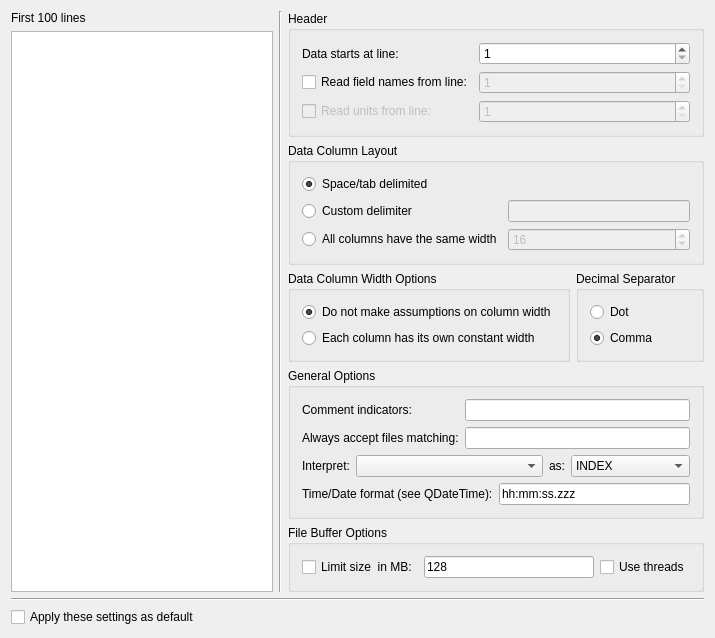
Old version of the form src/datasources/ascii/asciiconfig.ui in the repository Kst-plot/kst.
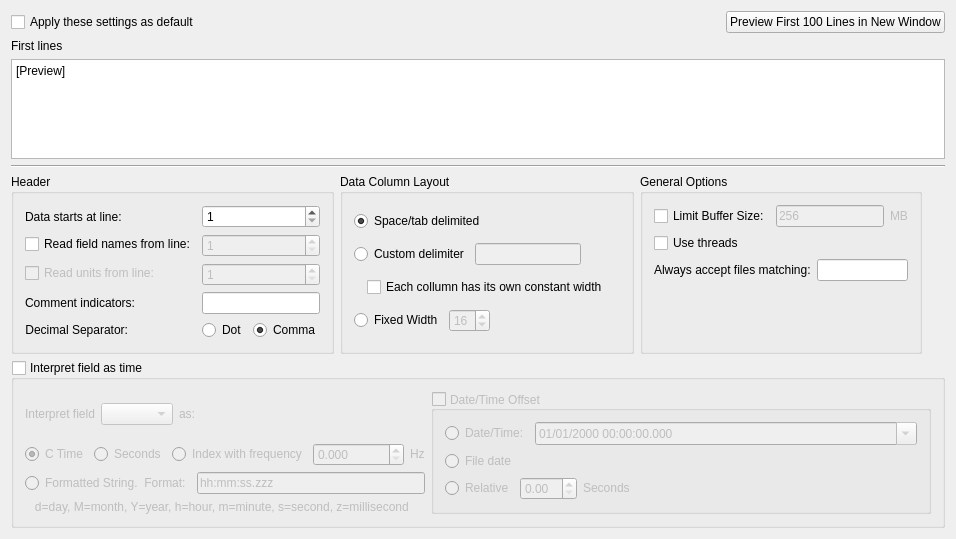
New version of the form.

What changed in the file:
```diff
--- a/src/datasources/ascii/asciiconfig.ui
+++ b/src/datasources/ascii/asciiconfig.ui
@@ -6,35 +6,85 @@
    <rect>
     <x>0</x>
     <y>0</y>
-    <width>715</width>
-    <height>573</height>
+    <width>956</width>
+    <height>533</height>
    </rect>
   </property>
-  <layout class="QGridLayout" name="gridLayout_6">
+  <layout class="QGridLayout" name="gridLayout_4">
    <item row="0" column="0">
+    <layout class="QHBoxLayout" name="horizontalLayout_11">
+     <item>
+      <widget class="QCheckBox" name="_applyDefault">
+       <property name="text">
+        <string>Apply these settings as default</string>
+       </property>
+      </widget>
+     </item>
+     <item>
+      <spacer name="horizontalSpacer_5">
+       <property name="orientation">
+        <enum>Qt::Horizontal</enum>
+       </property>
+       <property name="sizeHint" stdset="0">
+        <size>
+         <width>40</width>
+         <height>20</height>
+        </size>
+       </property>
+      </spacer>
+     </item>
+     <item>
+      <widget class="QPushButton" name="pushButton">
+       <property name="text">
+        <string>Preview First 100 Lines in New Window</string>
+       </property>
+      </widget>
+     </item>
+    </layout>
+   </item>
+   <item row="1" column="0">
     <widget class="QLabel" name="_labelBeginning">
      <property name="text">
-      <string>First 100 lines </string>
+      <string>First lines </string>
      </property>
     </widget>
    </item>
-   <item row="0" column="1" rowspan="2">
-    <widget class="Line" name="verticalLine">
+   <item row="2" column="0">
+    <widget class="QPlainTextEdit" name="_showBeginning">
+     <property name="sizePolicy">
+      <sizepolicy hsizetype="MinimumExpanding" vsizetype="MinimumExpanding">
+       <horstretch>0</horstretch>
+       <verstretch>0</verstretch>
+      </sizepolicy>
+     </property>
+     <property name="minimumSize">
+      <size>
+       <width>640</width>
+       <height>100</height>
+      </size>
+     </property>
+     <property name="plainText">
+      <string>[Preview]</string>
+     </property>
+    </widget>
+   </item>
+   <item row="3" column="0">
+    <widget class="Line" name="line">
      <property name="orientation">
-      <enum>Qt::Vertical</enum>
+      <enum>Qt::Horizontal</enum>
      </property>
     </widget>
    </item>
-   <item row="0" column="2" rowspan="2">
-    <layout class="QVBoxLayout" name="verticalLayout">
+   <item row="4" column="0">
+    <layout class="QHBoxLayout" name="horizontalLayout_6">
      <item>
       <widget class="QGroupBox" name="headerButtonGroup">
        <property name="title">
         <string>Header</string>
        </property>
-       <layout class="QGridLayout" name="gridLayout" columnstretch="1,0" columnminimumwidth="0,0">
-        <property name="sizeConstraint">
-         <enum>QLayout::SetDefaultConstraint</enum>
+       <layout class="QFormLayout" name="formLayout_2">
+        <property name="fieldGrowthPolicy">
+         <enum>QFormLayout::AllNonFixedFieldsGrow</enum>
         </property>
         <item row="0" column="0">
          <widget class="QLabel" name="textLabel1_3">
@@ -135,6 +185,63 @@
           </property>
          </widget>
         </item>
+        <item row="3" column="0">
+         <widget class="QLabel" name="textLabel1">
+          <property name="text">
+           <string>Comment indicators:</string>
+          </property>
+          <property name="alignment">
+           <set>Qt::AlignRight|Qt::AlignTrailing|Qt::AlignVCenter</set>
+          </property>
+          <property name="wordWrap">
+           <bool>false</bool>
+          </property>
+          <property name="buddy">
+           <cstring>_delimiters</cstring>
+          </property>
+         </widget>
+        </item>
+        <item row="3" column="1">
+         <widget class="QLineEdit" name="_delimiters">
+          <property name="toolTip">
+           <string>You can use more than one symbol here, like &quot;#!C&quot; for instance, but it will slow down reading ASCII files</string>
+          </property>
+         </widget>
+        </item>
+        <item row="4" column="0">
+         <widget class="QLabel" name="label">
+          <property name="text">
+           <string>Decimal Separator:</string>
+          </property>
+          <property name="alignment">
+           <set>Qt::AlignRight|Qt::AlignTrailing|Qt::AlignVCenter</set>
+          </property>
+         </widget>
+        </item>
+        <item row="4" column="1">
+         <layout class="QHBoxLayout" name="horizontalLayout_15">
+          <item>
+           <widget class="QRadioButton" name="_useDot">
+            <property name="text">
+             <string>Dot</string>
+            </property>
+            <property name="checked">
+             <bool>false</bool>
+            </property>
+           </widget>
+          </item>
+          <item>
+           <widget class="QRadioButton" name="_useComma">
+            <property name="text">
+             <string>Comma</string>
+            </property>
+            <property name="checked">
+             <bool>true</bool>
+            </property>
+           </widget>
+          </item>
+         </layout>
+        </item>
        </layout>
       </widget>
      </item>
@@ -144,42 +251,91 @@
         <string>Data Column Layout</string>
        </property>
        <layout class="QGridLayout" name="gridLayout_2">
-        <item row="0" column="0">
-         <widget class="QRadioButton" name="_whitespace">
-          <property name="text">
-           <string>Space/tab delimited</string>
-          </property>
-          <property name="checked">
-           <bool>true</bool>
-          </property>
-         </widget>
-        </item>
-        <item row="1" column="0">
+        <item row="1" column="0" colspan="3">
+         <layout class="QHBoxLayout" name="horizontalLayout_12">
+          <item>
          <widget class="QRadioButton" name="_custom">
+            <property name="sizePolicy">
+             <sizepolicy hsizetype="Fixed" vsizetype="Fixed">
+              <horstretch>0</horstretch>
+              <verstretch>0</verstretch>
+             </sizepolicy>
+            </property>
           <property name="text">
            <string>Custom delimiter</string>
           </property>
          </widget>
         </item>
-        <item row="1" column="1">
+          <item>
          <widget class="QLineEdit" name="_columnDelimiter">
           <property name="enabled">
            <bool>false</bool>
           </property>
-         </widget>
-        </item>
-        <item row="2" column="0">
+            <property name="sizePolicy">
+             <sizepolicy hsizetype="Preferred" vsizetype="Fixed">
+              <horstretch>0</horstretch>
+              <verstretch>0</verstretch>
+             </sizepolicy>
+            </property>
+           </widget>
+          </item>
+          <item>
+           <spacer name="horizontalSpacer_2">
+            <property name="orientation">
+             <enum>Qt::Horizontal</enum>
+            </property>
+            <property name="sizeHint" stdset="0">
+             <size>
+              <width>40</width>
+              <height>20</height>
+             </size>
+            </property>
+           </spacer>
+          </item>
+         </layout>
+        </item>
+        <item row="0" column="0" colspan="2">
+         <widget class="QRadioButton" name="_whitespace">
+          <property name="sizePolicy">
+           <sizepolicy hsizetype="Preferred" vsizetype="Fixed">
+            <horstretch>0</horstretch>
+            <verstretch>0</verstretch>
+           </sizepolicy>
+          </property>
+          <property name="text">
+           <string>Space/tab delimited</string>
+          </property>
+          <property name="checked">
+           <bool>true</bool>
+          </property>
+         </widget>
+        </item>
+        <item row="5" column="0" colspan="3">
+         <layout class="QHBoxLayout" name="horizontalLayout_13">
+          <item>
          <widget class="QRadioButton" name="_fixed">
+            <property name="sizePolicy">
+             <sizepolicy hsizetype="Fixed" vsizetype="Fixed">
+              <horstretch>0</horstretch>
+              <verstretch>0</verstretch>
+             </sizepolicy>
+            </property>
           <property name="text">
-           <string>All columns have the same width</string>
+             <string>Fixed Width</string>
           </property>
          </widget>
         </item>
-        <item row="2" column="1">
+          <item>
          <widget class="QSpinBox" name="_columnWidth">
           <property name="enabled">
            <bool>false</bool>
           </property>
+            <property name="sizePolicy">
+             <sizepolicy hsizetype="Fixed" vsizetype="Fixed">
+              <horstretch>0</horstretch>
+              <verstretch>0</verstretch>
+             </sizepolicy>
+            </property>
           <property name="suffix">
            <string/>
           </property>
@@ -191,96 +347,111 @@
           </property>
          </widget>
         </item>
-       </layout>
-      </widget>
-     </item>
      <item>
-      <layout class="QHBoxLayout" name="horizontalLayout_3">
-       <item>
-        <widget class="QGroupBox" name="widthButtonGroup">
-         <property name="title">
-          <string>Data Column Width Options</string>
-         </property>
-         <layout class="QGridLayout" name="gridLayout_4">
-          <item row="0" column="0">
-           <widget class="QRadioButton" name="radioButton">
-            <property name="text">
-             <string>Do not make assumptions on column width</string>
+           <spacer name="horizontalSpacer_8">
+            <property name="orientation">
+             <enum>Qt::Horizontal</enum>
+            </property>
+            <property name="sizeHint" stdset="0">
+             <size>
+              <width>40</width>
+              <height>20</height>
+             </size>
             </property>
-            <property name="checked">
-             <bool>true</bool>
-            </property>
-           </widget>
+           </spacer>
           </item>
-          <item row="1" column="0">
-           <widget class="QRadioButton" name="_columnWidthIsConst">
-            <property name="text">
-             <string>Each column has its own constant width</string>
-            </property>
-           </widget>
-          </item>
          </layout>
-        </widget>
-       </item>
+        </item>
+        <item row="2" column="0">
+         <layout class="QHBoxLayout" name="horizontalLayout_14">
        <item>
-        <widget class="QGroupBox" name="groupBox">
-         <property name="title">
-          <string>Decimal Separator</string>
-         </property>
-         <layout class="QGridLayout" name="gridLayout_5">
-          <item row="0" column="0">
-           <widget class="QRadioButton" name="_useDot">
+           <widget class="QLabel" name="label_2">
             <property name="text">
-             <string>Dot</string>
+             <string/>
             </property>
-            <property name="checked">
-             <bool>false</bool>
-            </property>
            </widget>
           </item>
-          <item row="1" column="0">
-           <widget class="QRadioButton" name="_useComma">
-            <property name="text">
-             <string>Comma</string>
+          <item>
+           <widget class="QCheckBox" name="_colWidthConst">
+            <property name="sizePolicy">
+             <sizepolicy hsizetype="Fixed" vsizetype="Fixed">
+              <horstretch>0</horstretch>
+              <verstretch>0</verstretch>
+             </sizepolicy>
             </property>
-            <property name="checked">
-             <bool>true</bool>
+            <property name="toolTip">
+             <string>Reading is faster if each column can be assumed to have its own constant width.</string>
             </property>
+            <property name="text">
+             <string>Each collumn has its own constant width</string>
+            </property>
            </widget>
           </item>
          </layout>
-        </widget>
-       </item>
-      </layout>
+        </item>
+       </layout>
+      </widget>
      </item>
      <item>
-      <widget class="QGroupBox" name="generalOptionsButtonGroup">
+      <widget class="QGroupBox" name="groupBox_2">
        <property name="title">
         <string>General Options</string>
        </property>
-       <layout class="QGridLayout" name="gridLayout_3">
-        <item row="0" column="0">
-         <widget class="QLabel" name="textLabel1">
+       <layout class="QVBoxLayout" name="verticalLayout_3">
+        <item>
+         <layout class="QHBoxLayout" name="horizontalLayout_2">
+          <item>
+           <widget class="QCheckBox" name="_limitFileBuffer">
           <property name="text">
-           <string>Comment indicators:</string>
-          </property>
-          <property name="wordWrap">
+             <string>Limit Buffer Size:</string>
+            </property>
+           </widget>
+          </item>
+          <item>
+           <widget class="QLineEdit" name="_limitFileBufferSize">
+            <property name="enabled">
            <bool>false</bool>
           </property>
-          <property name="buddy">
-           <cstring>_delimiters</cstring>
+            <property name="text">
+             <string>256</string>
           </property>
          </widget>
         </item>
-        <item row="0" column="1" colspan="2">
-         <widget class="QLineEdit" name="_delimiters">
-          <property name="toolTip">
-           <string>You can use more than one symbol here, like &quot;#!C&quot; for instance, but it will slow down reading ASCII files</string>
-          </property>
-         </widget>
-        </item>
-        <item row="1" column="0">
+          <item>
+           <widget class="QLabel" name="label_4">
+            <property name="enabled">
+             <bool>false</bool>
+            </property>
+            <property name="sizePolicy">
+             <sizepolicy hsizetype="Preferred" vsizetype="Fixed">
+              <horstretch>0</horstretch>
+              <verstretch>0</verstretch>
+             </sizepolicy>
+            </property>
+            <property name="text">
+             <string>MB</string>
+            </property>
+           </widget>
+          </item>
+         </layout>
+        </item>
+        <item>
+         <widget class="QCheckBox" name="_useThreads">
+          <property name="text">
+           <string>Use threads</string>
+          </property>
+         </widget>
+        </item>
+        <item>
+         <layout class="QHBoxLayout" name="horizontalLayout_16">
+          <item>
          <widget class="QLabel" name="textLabel1_2">
+            <property name="sizePolicy">
+             <sizepolicy hsizetype="Preferred" vsizetype="Fixed">
+              <horstretch>0</horstretch>
+              <verstretch>0</verstretch>
+             </sizepolicy>
+            </property>
           <property name="text">
            <string>Always accept files matching:</string>
           </property>
@@ -289,29 +460,68 @@
           </property>
          </widget>
         </item>
-        <item row="1" column="1" colspan="2">
+          <item>
          <widget class="QLineEdit" name="_fileNamePattern"/>
         </item>
-        <item row="2" column="0" colspan="3">
-         <layout class="QHBoxLayout" name="horizontalLayout">
+         </layout>
+        </item>
           <item>
-           <widget class="QLabel" name="_indexVectorLabel">
-            <property name="text">
-             <string>Interpret:</string>
-            </property>
-            <property name="wordWrap">
+         <spacer name="verticalSpacer">
+          <property name="orientation">
+           <enum>Qt::Vertical</enum>
+          </property>
+          <property name="sizeHint" stdset="0">
+           <size>
+            <width>20</width>
+            <height>40</height>
+           </size>
+          </property>
+         </spacer>
+        </item>
+       </layout>
+      </widget>
+     </item>
+     <item>
+      <spacer name="horizontalSpacer_6">
+       <property name="orientation">
+        <enum>Qt::Horizontal</enum>
+       </property>
+       <property name="sizeHint" stdset="0">
+        <size>
+         <width>40</width>
+         <height>20</height>
+        </size>
+       </property>
+      </spacer>
+     </item>
+    </layout>
+   </item>
+   <item row="5" column="0">
+    <widget class="QGroupBox" name="_interpret">
+     <property name="title">
+      <string>Interpret field as time</string>
+     </property>
+     <property name="checkable">
+      <bool>true</bool>
+     </property>
+     <property name="checked">
              <bool>false</bool>
             </property>
-            <property name="buddy">
-             <cstring>_indexVector</cstring>
+     <layout class="QGridLayout" name="gridLayout_3">
+      <item row="0" column="0" colspan="3">
+       <layout class="QHBoxLayout" name="horizontalLayout_8">
+        <item>
+         <widget class="QLabel" name="label_6">
+          <property name="text">
+           <string>Interpret field</string>
             </property>
            </widget>
           </item>
           <item>
            <widget class="QComboBox" name="_indexVector">
             <property name="sizePolicy">
-             <sizepolicy hsizetype="Expanding" vsizetype="Fixed">
-              <horstretch>2</horstretch>
+           <sizepolicy hsizetype="Fixed" vsizetype="Fixed">
+            <horstretch>1</horstretch>
               <verstretch>0</verstretch>
              </sizepolicy>
             </property>
@@ -331,52 +541,121 @@
            </widget>
           </item>
           <item>
-           <widget class="QComboBox" name="_indexType">
-            <property name="sizePolicy">
-             <sizepolicy hsizetype="Minimum" vsizetype="Fixed">
-              <horstretch>1</horstretch>
-              <verstretch>0</verstretch>
-             </sizepolicy>
-            </property>
-            <item>
-             <property name="text">
-              <string>INDEX</string>
-             </property>
-            </item>
-            <item>
+         <spacer name="horizontalSpacer_3">
+          <property name="orientation">
+           <enum>Qt::Horizontal</enum>
+          </property>
+          <property name="sizeHint" stdset="0">
+           <size>
+            <width>40</width>
+            <height>20</height>
+           </size>
+          </property>
+         </spacer>
+        </item>
+       </layout>
+      </item>
+      <item row="1" column="0">
+       <widget class="QRadioButton" name="_ctime">
              <property name="text">
               <string>C Time</string>
              </property>
-            </item>
-            <item>
+        <property name="checked">
+         <bool>true</bool>
+        </property>
+       </widget>
+      </item>
+      <item row="1" column="1">
+       <widget class="QRadioButton" name="_seconds">
              <property name="text">
               <string>Seconds</string>
              </property>
-            </item>
+       </widget>
+      </item>
+      <item row="1" column="2">
+       <layout class="QHBoxLayout" name="horizontalLayout_7">
             <item>
+         <widget class="QRadioButton" name="_indexFreq">
              <property name="text">
-              <string>Formatted String</string>
-             </property>
-            </item>
+           <string>Index with frequency</string>
+          </property>
+         </widget>
+        </item>
+        <item>
+         <widget class="QDoubleSpinBox" name="_dataRate">
+          <property name="enabled">
+           <bool>false</bool>
+          </property>
+          <property name="decimals">
+           <number>3</number>
+          </property>
+          <property name="maximum">
+           <double>10000000.000000000000000</double>
+          </property>
+          <property name="singleStep">
+           <double>0.001000000000000</double>
+          </property>
+         </widget>
+        </item>
+        <item>
+         <widget class="QLabel" name="label_7">
+          <property name="enabled">
+           <bool>false</bool>
+          </property>
+          <property name="sizePolicy">
+           <sizepolicy hsizetype="Preferred" vsizetype="Fixed">
+            <horstretch>0</horstretch>
+            <verstretch>0</verstretch>
+           </sizepolicy>
+          </property>
+          <property name="text">
+           <string>Hz</string>
+          </property>
            </widget>
           </item>
          </layout>
         </item>
-        <item row="3" column="0" colspan="2">
-         <widget class="QLabel" name="_timeFormatLabel">
+      <item row="2" column="0" colspan="3">
+       <layout class="QGridLayout" name="gridLayout">
+        <item row="1" column="0">
+         <widget class="QLabel" name="label_3">
+          <property name="sizePolicy">
+           <sizepolicy hsizetype="Fixed" vsizetype="Fixed">
+            <horstretch>0</horstretch>
+            <verstretch>0</verstretch>
+           </sizepolicy>
+          </property>
           <property name="text">
-           <string>Time/Date format (see QDateTime):</string>
+           <string>   d=day, M=month, Y=year, h=hour, m=minute, s=second, z=millisecond</string>
           </property>
-          <property name="wordWrap">
+         </widget>
+        </item>
+        <item row="0" column="0">
+         <layout class="QHBoxLayout" name="horizontalLayout_4">
+          <item>
+           <widget class="QRadioButton" name="_formattedString">
+            <property name="sizePolicy">
+             <sizepolicy hsizetype="Fixed" vsizetype="Fixed">
+              <horstretch>0</horstretch>
+              <verstretch>0</verstretch>
+             </sizepolicy>
+            </property>
+            <property name="text">
+             <string>Formatted String.  Format:</string>
+            </property>
+           </widget>
+          </item>
+          <item>
+           <widget class="QLineEdit" name="_timeAsciiFormatString">
+            <property name="enabled">
            <bool>false</bool>
           </property>
-          <property name="buddy">
-           <cstring>_indexTimeFormat</cstring>
-          </property>
-         </widget>
-        </item>
-        <item row="3" column="2">
-         <widget class="QLineEdit" name="_indexTimeFormat">
+            <property name="minimumSize">
+             <size>
+              <width>200</width>
+              <height>0</height>
+             </size>
+            </property>
           <property name="toolTip">
            <string>Refer to the documentation of QDateTime for details.&lt;br&gt;You can use a combination of y,M,d for dates and h,m,s,z for times (z for milliseconds).&lt;br&gt;Space is allowed between date and time columns, but you must select the first column as X vector.</string>
           </property>
@@ -386,62 +665,127 @@
          </widget>
         </item>
        </layout>
-      </widget>
-     </item>
-     <item>
-      <widget class="QGroupBox" name="groupBox_2">
+        </item>
+       </layout>
+      </item>
+      <item row="0" column="3" rowspan="3">
+       <widget class="QGroupBox" name="_useOffset">
+        <property name="sizePolicy">
+         <sizepolicy hsizetype="Preferred" vsizetype="Fixed">
+          <horstretch>0</horstretch>
+          <verstretch>0</verstretch>
+         </sizepolicy>
+        </property>
        <property name="title">
-        <string>File Buffer Options</string>
-       </property>
-       <layout class="QHBoxLayout" name="horizontalLayout_2">
+         <string>Date/Time Offset</string>
+        </property>
+        <property name="alignment">
+         <set>Qt::AlignLeading|Qt::AlignLeft|Qt::AlignVCenter</set>
+        </property>
+        <property name="checkable">
+         <bool>true</bool>
+        </property>
+        <property name="checked">
+         <bool>false</bool>
+        </property>
+        <layout class="QVBoxLayout" name="verticalLayout_2">
         <item>
-         <widget class="QCheckBox" name="_limitFileBuffer">
+          <layout class="QHBoxLayout" name="horizontalLayout_3">
+           <item>
+            <widget class="QRadioButton" name="_offsetDateTime">
+             <property name="sizePolicy">
+              <sizepolicy hsizetype="Fixed" vsizetype="Fixed">
+               <horstretch>0</horstretch>
+               <verstretch>0</verstretch>
+              </sizepolicy>
+             </property>
           <property name="text">
-           <string>Limit size  in MB:</string>
+              <string>Date/Time:</string>
           </property>
          </widget>
         </item>
         <item>
-         <widget class="QLineEdit" name="_limitFileBufferSize">
-          <property name="text">
-           <string>128</string>
-          </property>
-         </widget>
-        </item>
+            <widget class="QDateTimeEdit" name="_dateTimeOffset">
+             <property name="enabled">
+              <bool>false</bool>
+             </property>
+             <property name="dateTime">
+              <datetime>
+               <hour>0</hour>
+               <minute>0</minute>
+               <second>0</second>
+               <year>2000</year>
+               <month>1</month>
+               <day>1</day>
+              </datetime>
+             </property>
+             <property name="displayFormat">
+              <string>dd/MM/yyyy HH:mm:ss.zzz</string>
+             </property>
+             <property name="calendarPopup">
+              <bool>true</bool>
+             </property>
+            </widget>
+           </item>
+          </layout>
+         </item>
         <item>
-         <widget class="QCheckBox" name="_useThreads">
+          <widget class="QRadioButton" name="_offsetFileDate">
           <property name="text">
-           <string>Use threads</string>
-          </property>
-         </widget>
-        </item>
-       </layout>
-      </widget>
-     </item>
-    </layout>
-   </item>
-   <item row="1" column="0">
-    <widget class="QPlainTextEdit" name="_showBeginning">
-     <property name="minimumSize">
-      <size>
-       <width>0</width>
-       <height>0</height>
-      </size>
-     </property>
-    </widget>
-   </item>
-   <item row="2" column="0" colspan="3">
-    <widget class="Line" name="line">
+            <string>File date</string>
+           </property>
+           <property name="checked">
+            <bool>false</bool>
+           </property>
+          </widget>
+         </item>
+         <item>
+          <layout class="QHBoxLayout" name="horizontalLayout">
+           <item>
+            <widget class="QRadioButton" name="_offsetRelative">
+             <property name="text">
+              <string>Relative</string>
+             </property>
+             <property name="checked">
+              <bool>false</bool>
+             </property>
+            </widget>
+           </item>
+           <item>
+            <widget class="QDoubleSpinBox" name="_relativeOffset"/>
+           </item>
+           <item>
+            <widget class="QLabel" name="label_5">
+             <property name="sizePolicy">
+              <sizepolicy hsizetype="Preferred" vsizetype="Fixed">
+               <horstretch>0</horstretch>
+               <verstretch>0</verstretch>
+              </sizepolicy>
+             </property>
+             <property name="text">
+              <string>Seconds</string>
+             </property>
+            </widget>
+           </item>
+           <item>
+            <spacer name="horizontalSpacer">
      <property name="orientation">
       <enum>Qt::Horizontal</enum>
      </property>
-    </widget>
-   </item>
-   <item row="3" column="0">
-    <widget class="QCheckBox" name="_applyDefault">
-     <property name="text">
-      <string>Apply these settings as default</string>
-     </property>
+             <property name="sizeHint" stdset="0">
+              <size>
+               <width>40</width>
+               <height>20</height>
+              </size>
+             </property>
+            </spacer>
+           </item>
+          </layout>
+         </item>
+        </layout>
+       </widget>
+      </item>
+     </layout>
     </widget>
    </item>
   </layout>
```
Left out of the diff: 171 changed lines with no effect on the pictures. Lines whose indentation alone changed are shown as unchanged.
